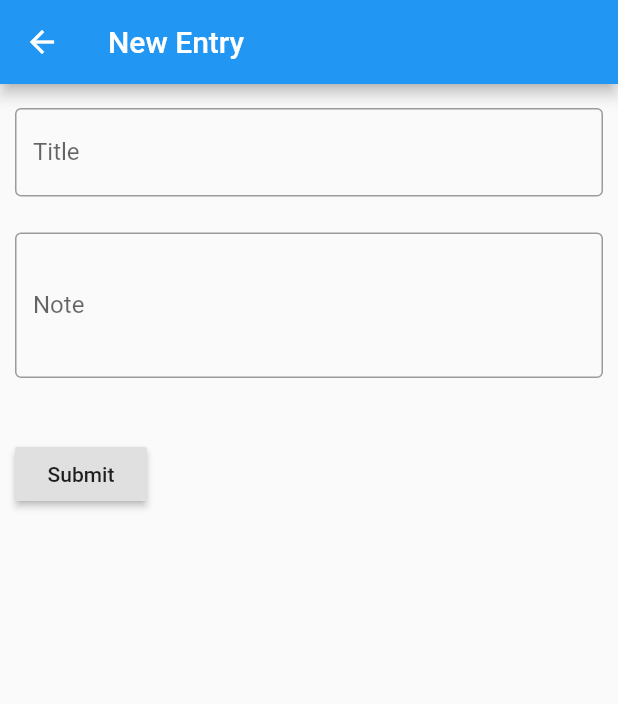
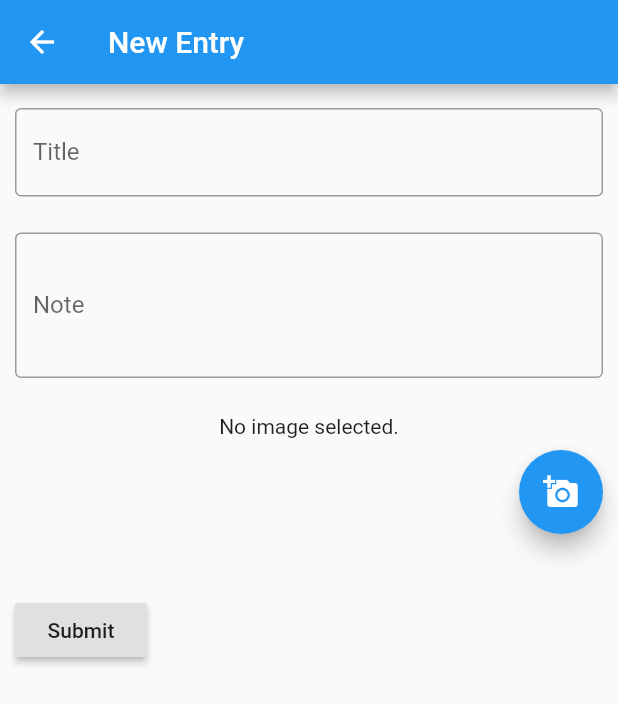
Before and after one commit to nishikigoi/ournote, a Flutter app: the NewEntry screen opened directly, on a phone screen of 412 x 824 dp. Shown: the top 704 px of the screen. Run offline on Flutter 3.47's test engine with Material 2 defaults, Android fonts, the light colour scheme and no system bars; our stand-ins replace firebase_auth, firebase_database, google_sign_in, image_picker; accounts and stored records are empty; Roboto replaces fonts that are missing (Hiragino Sans).

Commit message:
pick image from gallery

```diff
--- a/lib/newentry.dart
+++ b/lib/newentry.dart
@@ -1,6 +1,7 @@
-import 'package:firebase_auth/firebase_auth.dart';
+import 'dart:io';
 import 'package:flutter/material.dart';
 import 'package:firebase_database/firebase_database.dart';
+import 'package:image_picker/image_picker.dart';
 import 'package:uuid/uuid.dart';
 
 class NewEntry extends StatefulWidget {
@@ -23,6 +24,15 @@ class _NewEntryState extends State<NewEntry> {
   // Note: This is a GlobalKey<FormState>,
   // not a GlobalKey<MyCustomFormState>.
   final _formKey = GlobalKey<FormState>();
+  File _image;
+
+  Future getImage() async {
+    var image = await ImagePicker.pickImage(source: ImageSource.gallery);
+
+    setState(() {
+      _image = image;
+    });
+  }
 
   @override
   Widget build(BuildContext context) {
@@ -34,7 +44,8 @@ class _NewEntryState extends State<NewEntry> {
         appBar: AppBar(title: Text('New Entry')),
         body: Builder(
           builder: (context) =>
-        Form(
+        SingleChildScrollView(
+          child: Form(
       key: _formKey,
       child: Padding(
     padding: const EdgeInsets.symmetric(horizontal: 10.0),
@@ -81,6 +92,25 @@ class _NewEntryState extends State<NewEntry> {
               onSaved: (String value) => _note = value,
             ),
             SizedBox(height: 24.0),
+            Column(
+              children: <Widget>[
+                Center(
+                  child: _image == null
+                    ? Text('No image selected.')
+                    : Image.file(_image),
+                ),
+                SizedBox(height: 8.0),
+                Align(
+                  alignment: Alignment.bottomRight,
+                  child: FloatingActionButton(
+                    onPressed: getImage,
+                    tooltip: 'Pick Image',
+                    child: Icon(Icons.add_a_photo),
+                  ),
+                ),
+              ],
+            ),
+            SizedBox(height: 24.0),
             Padding(
               padding: const EdgeInsets.symmetric(vertical: 16.0),
               child: RaisedButton(
@@ -108,6 +138,7 @@ class _NewEntryState extends State<NewEntry> {
           ],
       ))),
         ),
+    ),
     );
   }
 }
--- a/pubspec.yaml
+++ b/pubspec.yaml
@@ -25,6 +25,7 @@ dependencies:
   uuid: 2.0.1
   intl: ^0.15.8
   google_sign_in: ^4.4.4
+  image_picker: ^0.6.5+3
 
   # The following adds the Cupertino Icons font to your application.
   # Use with the CupertinoIcons class for iOS style icons.
```
Also changed, not shown: pubspec.lock, 2 other files. Lines whose indentation alone changed are shown as unchanged.
